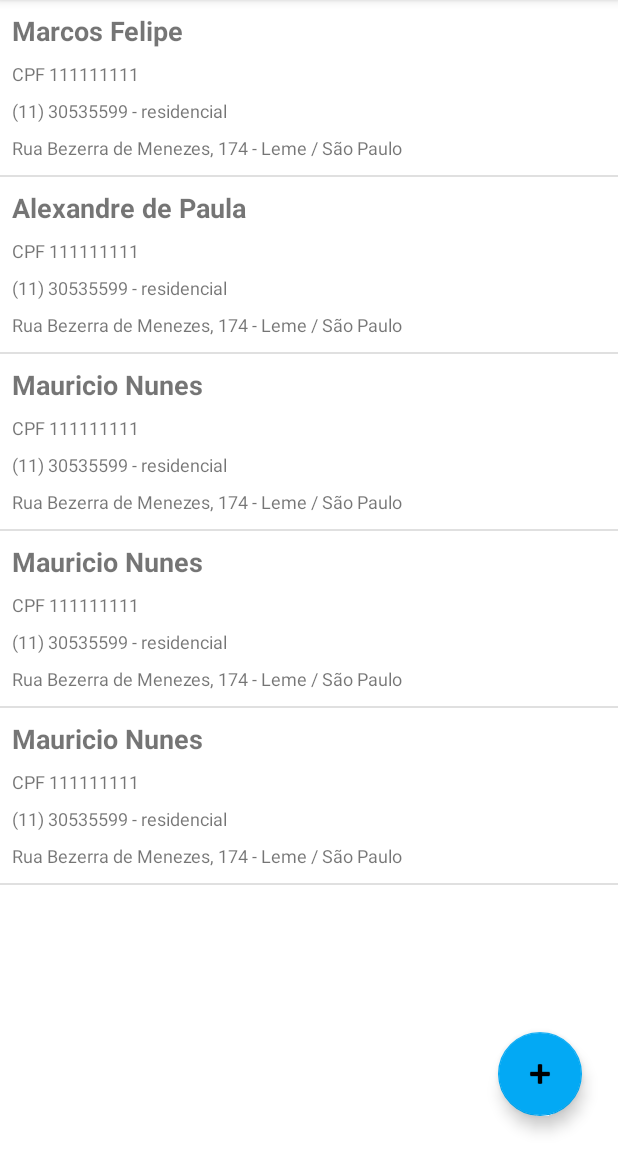
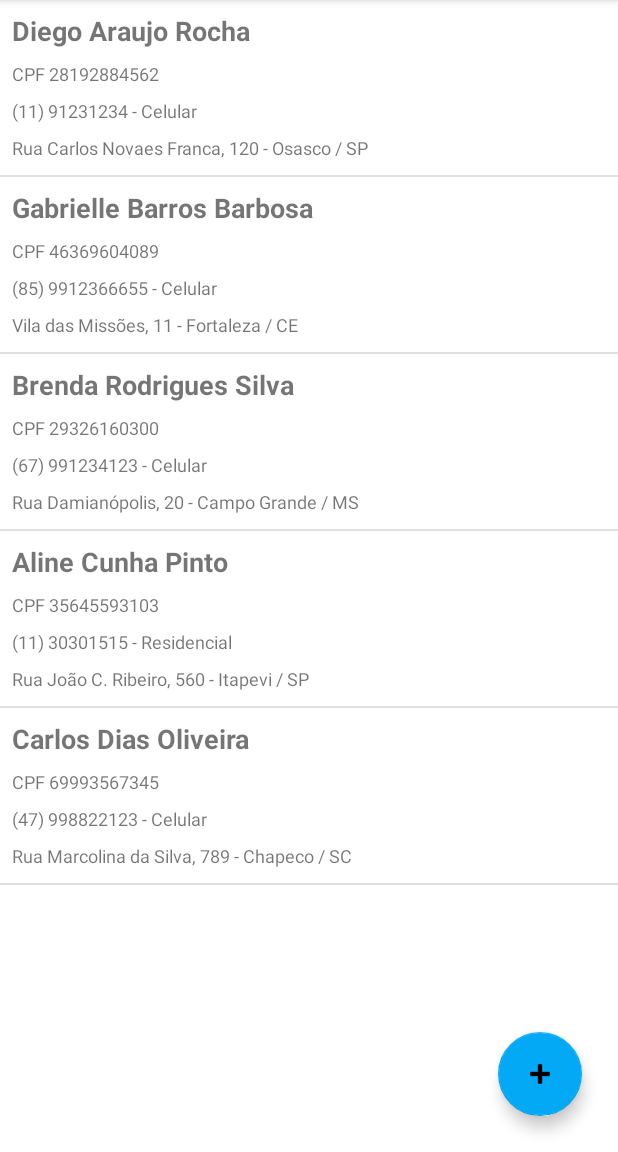
Before and after one commit to zitoriano/pim8, an Android app: the screen it shows after launch (MainActivity), on a phone screen of 412 x 824 dp, the part 84-1236 px from its top. Run offline under Robolectric (Android 15) with nearby library versions, the phone set to English and light mode, and no system bars.

```diff
--- a/InterfaceAndroid/app/src/main/java/com/example/multiactivityforms/AddPeopleForm.java
+++ b/InterfaceAndroid/app/src/main/java/com/example/multiactivityforms/AddPeopleForm.java
@@ -67,11 +67,11 @@ public class AddPeopleForm extends AppCompatActivity {
         // create address
         Address address1 = new Address();
         address1.setId(1L);
-        address1.setLogradouro("Rua Bezerra de Menezes");
+        address1.setLogradouro("Rua Carlos Cochi");
         address1.setNumero(174L);
-        address1.setCEP(13611251L);
-        address1.setBairro("Santa Rita");
-        address1.setCidade("Leme");
+        address1.setCEP(13500000L);
+        address1.setBairro("Centro");
+        address1.setCidade("São Carlos");
         address1.setEstado("São Paulo");
 
         addresses.add(address1);
@@ -88,13 +88,13 @@ public class AddPeopleForm extends AppCompatActivity {
         Phone phone1 = new Phone();
         phone1.setId(1L);
         phone1.setDDD(11L);
-        phone1.setNumero(954770271L);
+        phone1.setNumero(954771234L);
         phone1.setTipo("celular");
 
         Phone phone2 = new Phone();
         phone2.setId(1L);
         phone2.setDDD(11L);
-        phone2.setNumero(30532525L);
+        phone2.setNumero(305211111L);
         phone2.setTipo("residencial");
 
         telefones.add(phone1);
--- a/InterfaceAndroid/app/src/main/java/com/example/multiactivityforms/MainActivity.java
+++ b/InterfaceAndroid/app/src/main/java/com/example/multiactivityforms/MainActivity.java
@@ -50,32 +50,107 @@ public class MainActivity extends AppCompatActivity {
         // create person
         Person person1 = new Person();
         person1.setId(1L);
-        person1.setNome("Marcos Felipe");
-        person1.setCpf(111111111L);
+        person1.setNome("Diego Araujo Rocha");
+        person1.setCpf(28192884562L);
+
+        // add address
+        Address address1 = new Address();
+        address1.setLogradouro("Rua Carlos Novaes Franca");
+        address1.setNumero(120L);
+        address1.setCidade("Osasco");
+        address1.setEstado("SP");
+        person1.setAddress(address1);
+
+        // add phone
+        Phone phone1 = new Phone();
+        phone1.setDDD(11L);
+        phone1.setNumero(91231234L);
+        phone1.setTipo("Celular");
+        person1.addPhone(phone1);
 
         // create person
         Person person2 = new Person();
         person2.setId(2L);
-        person2.setNome("Alexandre de Paula");
-        person2.setCpf(111111111L);
+        person2.setNome("Gabrielle Barros Barbosa");
+        person2.setCpf(46369604089L);
+
+        // add address
+        Address address2 = new Address();
+        address2.setLogradouro("Vila das Missões");
+        address2.setNumero(11L);
+        address2.setCidade("Fortaleza");
+        address2.setEstado("CE");
+        person2.setAddress(address2);
+
+        // add phone
+        Phone phone2 = new Phone();
+        phone2.setDDD(85L);
+        phone2.setNumero(9912366655L);
+        phone2.setTipo("Celular");
+        person2.addPhone(phone2);
 
         // create person
         Person person3 = new Person();
         person3.setId(3L);
-        person3.setNome("Mauricio Nunes");
-        person3.setCpf(111111111L);
+        person3.setNome("Brenda Rodrigues Silva");
+        person3.setCpf(29326160300L);
+
+        // add address
+        Address address3 = new Address();
+        address3.setLogradouro("Rua Damianópolis");
+        address3.setNumero(20L);
+        address3.setCidade("Campo Grande");
+        address3.setEstado("MS");
+        person3.setAddress(address3);
+
+        // add phone
+        Phone phone3 = new Phone();
+        phone3.setDDD(67L);
+        phone3.setNumero(991234123L);
+        phone3.setTipo("Celular");
+        person3.addPhone(phone3);
 
         // create person
         Person person4 = new Person();
         person4.setId(4L);
-        person4.setNome("Mauricio Nunes");
-        person4.setCpf(111111111L);
+        person4.setNome("Aline Cunha Pinto");
+        person4.setCpf(35645593103L);
+
+        // add address
+        Address address4 = new Address();
+        address4.setLogradouro("Rua João C. Ribeiro");
+        address4.setNumero(560L);
+        address4.setCidade("Itapevi");
+        address4.setEstado("SP");
+        person4.setAddress(address4);
+
+        // add phone
+        Phone phone4 = new Phone();
+        phone4.setDDD(11L);
+        phone4.setNumero(30301515L);
+        phone4.setTipo("Residencial");
+        person4.addPhone(phone4);
 
         // create person
         Person person5 = new Person();
         person5.setId(5L);
-        person5.setNome("Mauricio Nunes");
-        person5.setCpf(111111111L);
+        person5.setNome("Carlos Dias Oliveira");
+        person5.setCpf(69993567345L);
+
+        // add address
+        Address address5 = new Address();
+        address5.setLogradouro("Rua Marcolina da Silva");
+        address5.setNumero(789L);
+        address5.setCidade("Chapeco");
+        address5.setEstado("SC");
+        person5.setAddress(address5);
+
+        // add phone
+        Phone phone5 = new Phone();
+        phone5.setDDD(47L);
+        phone5.setNumero(998822123L);
+        phone5.setTipo("Celular");
+        person5.addPhone(phone5);
 
         people.add(person1);
         people.add(person2);
--- a/InterfaceAndroid/app/src/main/java/com/example/multiactivityforms/PersonAdapter.java
+++ b/InterfaceAndroid/app/src/main/java/com/example/multiactivityforms/PersonAdapter.java
@@ -59,15 +59,15 @@ public class PersonAdapter extends BaseAdapter {
                     person.getCpf().toString()));
 
             txtRowFone.setText(String.format("(%s) %s - %s",
-                    11L,
-                    30535599L,
-                    "residencial"));
+                    person.getPhones().get(0).getDDD(),
+                    person.getPhones().get(0).getNumero(),
+                    person.getPhones().get(0).getTipo()));
 
             txtRowEndereco.setText(String.format("%s, %s - %s / %s",
-                    "Rua Bezerra de Menezes",
-                    174L,
-                    "Leme",
-                    "São Paulo"));
+                    person.getAddress().getLogradouro(),
+                    person.getAddress().getNumero(),
+                    person.getAddress().getCidade(),
+                    person.getAddress().getEstado()));
         }
 
         return row;
```
